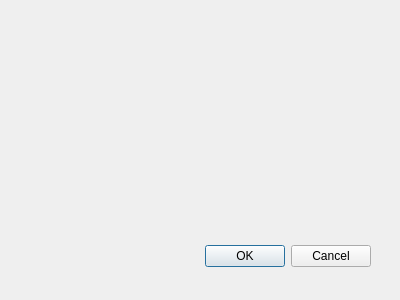
This is gui_preferences.ui in Shub77/phoebetria-code as Qt 5 draws it before an edit. The edited form follows.
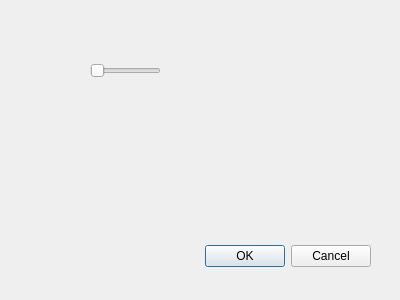
This is the edited form. Icons and pictures are not drawn.

Diff of the .ui file:
```diff
--- a/gui_preferences.ui
+++ b/gui_preferences.ui
@@ -29,6 +29,97 @@
     <set>QDialogButtonBox::Cancel|QDialogButtonBox::Ok</set>
    </property>
   </widget>
+  <widget class="QSlider" name="horizontalSlider">
+   <property name="geometry">
+    <rect>
+     <x>90</x>
+     <y>60</y>
+     <width>71</width>
+     <height>21</height>
+    </rect>
+   </property>
+   <property name="styleSheet">
+    <string notr="true">QSlider {
+ min-width:71px;
+ min-height:21px;
+ max-width:71px;
+ max-height:21px;
+ }
+ QSlider::groove:horizontal {
+ background-image: url(:/Images/slider_new_bg.png);
+ background-repeat: no-repeat;
+ background-position:center;
+ margin:0px;
+ border:0px;
+ padding:0px;
+ }
+ 
+QSlider::sub-page:horizontal {
+ background-image: url(:/Images/slider_new_on.png);
+ background-repeat: no-repeat;
+ background-position:left;
+ background-origin:content;
+ margin:0px;
+ border:0px;
+ padding-left:0px;
+ }
+ 
+QSlider::add-page:horizontal {
+ background-image: url(:/Images/slider_new_off.png);
+ background-repeat: no-repeat;
+ background-position:right;
+ background-origin:content;
+ margin:0px;
+ border:0px;
+ padding-right:0px;
+ }
+ 
+QSlider::handle:horizontal {
+ background-image: url(:/Images/slider_toggle_new.png);
+ width:35px;
+ height:17px;
+ margin:0px;
+ border:0px;
+ padding:0px;
+ }
+ 
+QSlider::sub-page:horizontal:disabled {
+ background-image: url(:/Images/slider_temp_cel_disabled.png);
+ background-repeat: no-repeat;
+ background-position:left;
+ background-origin:content;
+ margin:0px;
+ border:0px;
+ padding-left:0px;
+ }
+ 
+QSlider::add-page:horizontal:disabled {
+ background-image: url(:/Images/slider_temp_fah_disabled.png);
+ background-repeat: no-repeat;
+ background-position:left;
+ background-origin:content;
+ margin:0px;
+ border:0px;
+ padding-right:0px;
+ }
+ 
+QSlider::handle:horizontal:disabled {
+ background-image: url(:/Images/slider_toggle.png);
+ width:35px;
+ height:17px;
+ margin:0px;
+ border:0px;
+ padding:0px;
+ }
+</string>
+   </property>
+   <property name="maximum">
+    <number>1</number>
+   </property>
+   <property name="orientation">
+    <enum>Qt::Horizontal</enum>
+   </property>
+  </widget>
  </widget>
  <resources/>
  <connections>
```
